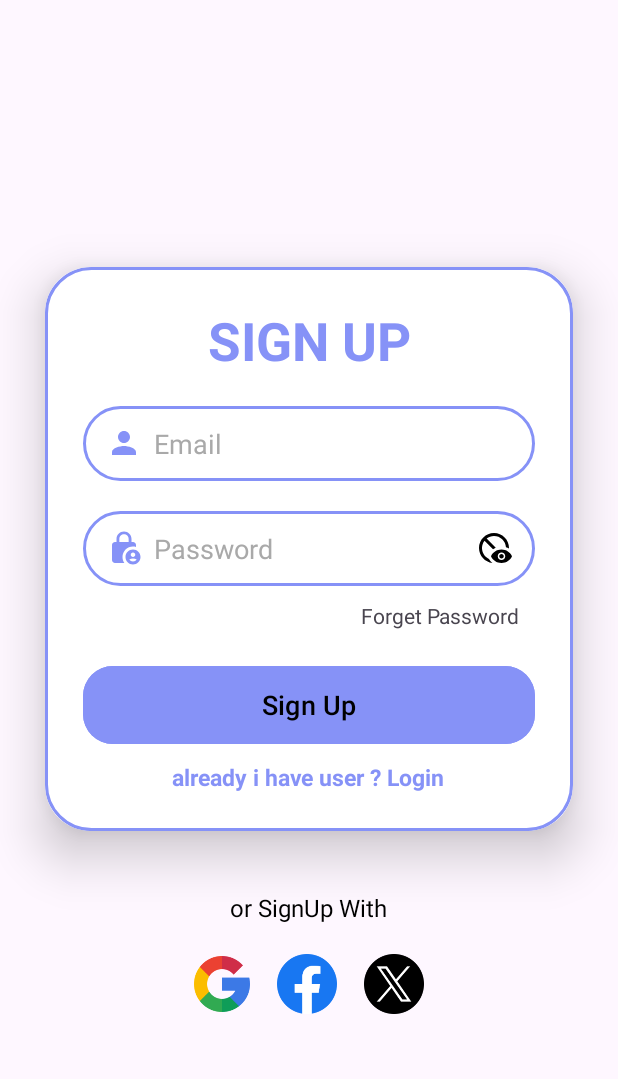
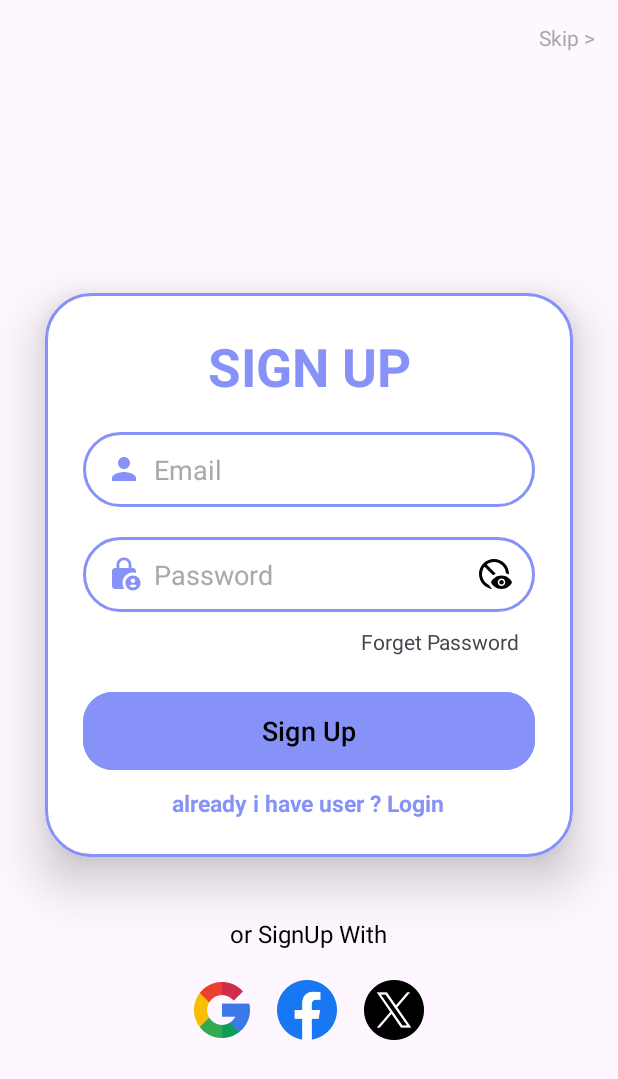
Before and after one commit to sumitpanchal187/E-Commerce-app, an Android app: the SignUpActivity screen opened directly, with no data from a screen before it, on a phone screen of 412 x 824 dp. Shown: the top 1079 px of the screen. Run offline under Robolectric (Android 15) with nearby library versions, the light colour scheme and no system bars; our stand-ins replace Firebase (no records; nobody signed in at launch, a user with empty details on screens opened directly).

Commit message:
This is my second commit

```diff
--- a/app/src/main/java/com/example/ecommerce/Activity/SignUpActivity.java
+++ b/app/src/main/java/com/example/ecommerce/Activity/SignUpActivity.java
@@ -1,11 +1,6 @@
 package com.example.ecommerce.Activity;
 
 
-import androidx.annotation.NonNull;
-import androidx.annotation.Nullable;
-import androidx.appcompat.app.AppCompatActivity;
-
-import android.app.usage.NetworkStats;
 import android.content.Intent;
 import android.os.Bundle;
 import android.view.View;
@@ -14,6 +9,10 @@
 import android.widget.ImageView;
 import android.widget.TextView;
 import android.widget.Toast;
+
+import androidx.annotation.NonNull;
+import androidx.annotation.Nullable;
+import androidx.appcompat.app.AppCompatActivity;
 
 import com.example.ecommerce.R;
 import com.google.android.gms.auth.api.signin.GoogleSignIn;
@@ -29,7 +28,6 @@
 import com.google.firebase.auth.FirebaseUser;
 import com.google.firebase.auth.GoogleAuthProvider;
 import com.google.firebase.database.FirebaseDatabase;
-import com.google.firebase.ktx.Firebase;
 
 import java.util.HashMap;
 
@@ -37,7 +35,7 @@
 
     private FirebaseAuth auth ;
     private EditText signupEmail,signupPassword ;
-    private TextView loginRedirectedText ;
+    private TextView loginRedirectedText ,skipbutton;
 
     ImageView googleAuth;
     FirebaseDatabase database ;
@@ -57,7 +55,14 @@
         googleAuth = findViewById(R.id.googlelogobtn);
 
 
+        skipbutton = findViewById(R.id.skipbtnsignup);
 
+        skipbutton.setOnClickListener(new View.OnClickListener() {
+            @Override
+            public void onClick(View v) {
+                startActivity(new Intent(SignUpActivity.this,HomePage.class));
+            }
+        });
         auth = FirebaseAuth.getInstance();
         database = FirebaseDatabase.getInstance();
         GoogleSignInOptions gso = new GoogleSignInOptions.Builder(GoogleSignInOptions.DEFAULT_SIGN_IN)
--- a/app/src/main/res/drawable/button_category_background.xml
+++ b/app/src/main/res/drawable/button_category_background.xml
@@ -4,7 +4,7 @@
         <shape android:shape="oval">
             <solid android:color="@color/white"/>
             <stroke android:width="3dp"
-                android:color="@color/lavender"/>
+                android:color="@color/DarkGray"/>
         </shape>
     </item>
 </selector>
--- a/app/src/main/res/layout/activity_main.xml
+++ b/app/src/main/res/layout/activity_main.xml
@@ -27,11 +27,11 @@
         android:layout_below="@+id/logo"
         android:layout_marginTop="5sp"
         android:layout_centerHorizontal="true"
-        android:text="Amazon"
+        android:text="E-Commerce"
         android:textStyle="bold"
         android:id="@+id/amazon"
         android:textColor="@color/Gray"
-        android:textSize="50dp" />
+        android:textSize="45dp" />
 
 
 </RelativeLayout>
--- a/app/src/main/res/layout/activity_sign_up.xml
+++ b/app/src/main/res/layout/activity_sign_up.xml
@@ -7,6 +7,27 @@
     android:gravity="center"
     android:orientation="vertical"
     tools:context="Activity.SignUpActivity">
+
+    <TextView
+        android:layout_width="wrap_content"
+        android:layout_height="wrap_content"
+        android:layout_marginTop="15dp"
+        android:layout_marginRight="15dp"
+        android:text="Skip >"
+        android:layout_gravity="end"
+        android:textColor="@color/DarkGray"
+        android:textSize="14dp"
+        android:id="@+id/skipbtnsignup"
+        />
+    <LinearLayout
+        android:layout_width="match_parent"
+        android:layout_height="match_parent"
+        android:gravity="center"
+        android:orientation="vertical"
+        >
+
+
+
     <androidx.cardview.widget.CardView
         android:layout_width="match_parent"
         android:layout_height="wrap_content"
@@ -142,3 +163,5 @@
             />
     </LinearLayout>
 </LinearLayout>
+
+</LinearLayout>
```
Also changed, not shown: app/src/main/AndroidManifest.xml (+10 -9 lines), app/src/main/java/com/example/ecommerce/Activity/LoginActivity.java (+15 -5 lines), app/src/main/res/layout/activity_login.xml (+21 -0 lines), app/src/main/res/layout/item_categories.xml (+4 -4 lines).
